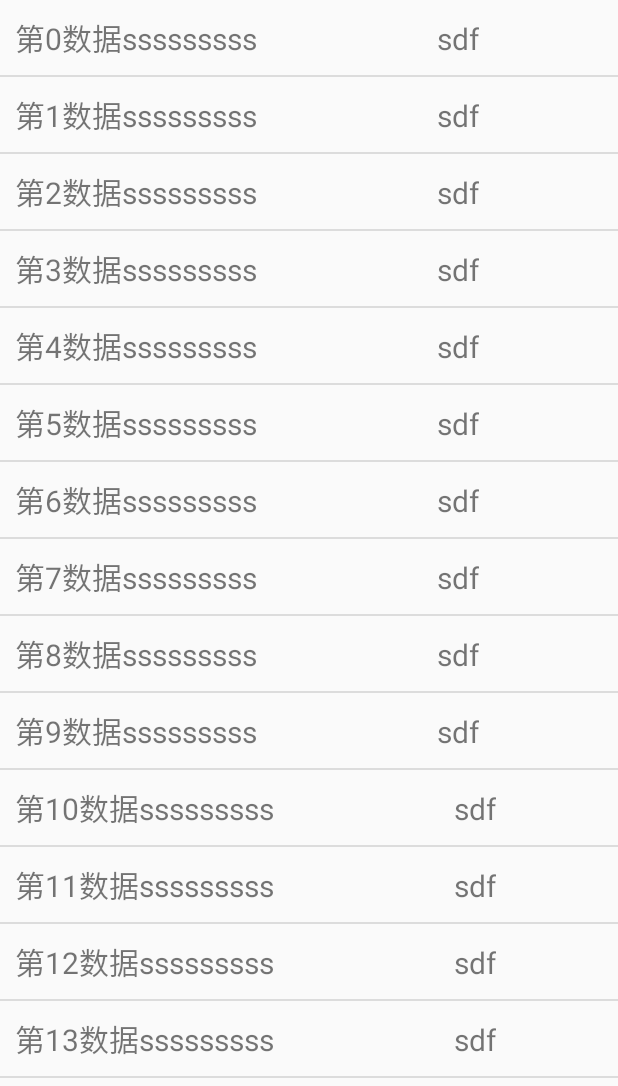
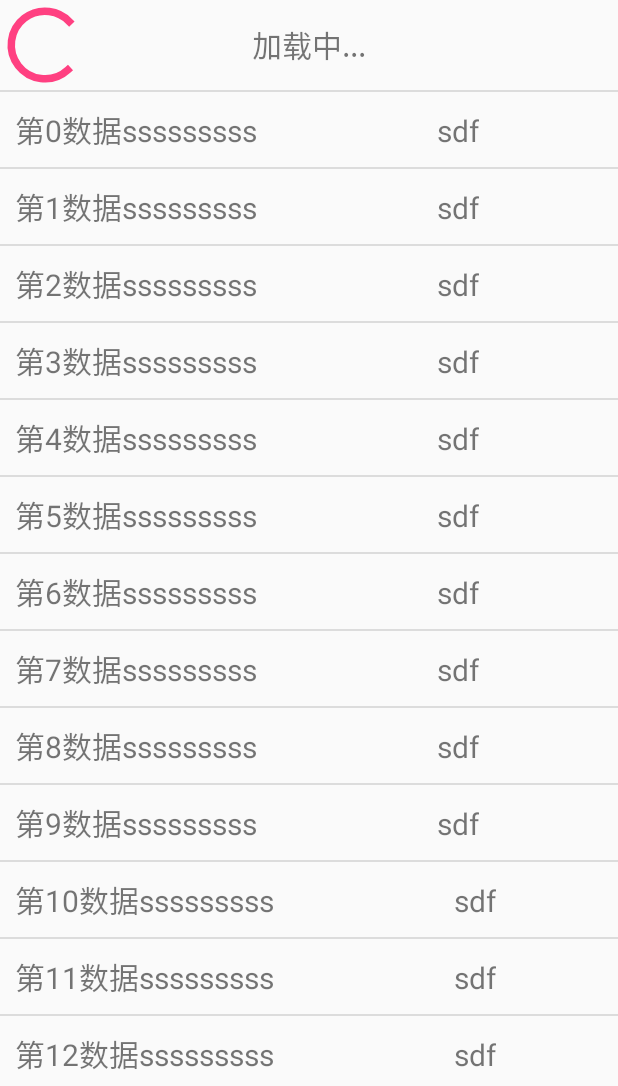
Before and after one commit to donghan0912/BaseRecyclerViewAdapter, an Android app: the screen it shows after launch (MainActivity), on a phone screen of 412 x 824 dp, the part 150-1236 px from its top. Run offline under Robolectric (Android 15) with nearby library versions, the phone set to English and light mode, and no system bars.

Commit message:
delete old itemclick

```diff
--- a/library/src/main/java/com/hpu/baserecyclerviewadapter/adapter/BaseMultiTypeAdapter.java
+++ b/library/src/main/java/com/hpu/baserecyclerviewadapter/adapter/BaseMultiTypeAdapter.java
@@ -20,6 +20,8 @@ import java.util.List;
 public class BaseMultiTypeAdapter<T extends Object> extends RecyclerView.Adapter<BaseViewHolder> {
 
     private List<BaseItem<T>> mData;
+    private List<BaseItem> mHeaders = new ArrayList<>();
+    private List<BaseItem> mFooters = new ArrayList<>();
     @LayoutRes
     private int mDisplayLayoutRes;
     private OnItemClickListener mOnItemClickListener;
@@ -45,11 +47,7 @@ public class BaseMultiTypeAdapter<T extends Object> extends RecyclerView.Adapter
             BaseItem baseItem = mData.get(i);
             if (viewType == baseItem.getItemViewType()) {
                 final BaseViewHolder viewHolder = baseItem.onCreateViewHolder(parent, viewType);
-                if (baseItem instanceof DisplayItem) {
-                    viewHolder.setClickable(false);
-                } else {
-                    viewHolder.setClickable(true);
-                }
+                if (!(baseItem instanceof DisplayItem)) {
                     if (mOnItemClickListener != null) {
                         viewHolder.itemView.setOnClickListener(new View.OnClickListener() {
                             @Override
@@ -65,6 +63,7 @@ public class BaseMultiTypeAdapter<T extends Object> extends RecyclerView.Adapter
                                 return mOnItemLongClickListener.onItemLongClick(viewHolder.itemView, viewHolder.getAdapterPosition());
                             }
                         });
+                    }
                 }
                 return viewHolder;
             }
@@ -113,6 +112,15 @@ public class BaseMultiTypeAdapter<T extends Object> extends RecyclerView.Adapter
         item.onBindView(bindView);
     }
 
+    public void addHeader(BaseItem item) {
+        // TODO 两种方式实现，考虑易用、扩展性
+        if (item == null) {
+            throw new NullPointerException("headItem can't be null");
+        }
+        mData.add(0, item);
+        notifyItemInserted(0);
+    }
+
 
     public void setOnItemClickListener(OnItemClickListener listener){
         this.mOnItemClickListener = listener;
--- a/library/src/main/java/com/hpu/baserecyclerviewadapter/holder/BaseViewHolder.java
+++ b/library/src/main/java/com/hpu/baserecyclerviewadapter/holder/BaseViewHolder.java
@@ -21,7 +21,6 @@ import android.widget.TextView;
 public class BaseViewHolder extends RecyclerView.ViewHolder {
     private View mItemView;
     private SparseArray<View> views;
-    private boolean clickable = true;
 
     public BaseViewHolder(View itemView) {
         super(itemView);
@@ -46,14 +45,6 @@ public class BaseViewHolder extends RecyclerView.ViewHolder {
             views.put(id, view);
         }
         return (T) view;
-    }
-
-    public void setClickable(boolean clickable) {
-        this.clickable = clickable;
-    }
-
-    public boolean getClickable() {
-        return clickable;
     }
 
     public BaseViewHolder setText(@IdRes int id, CharSequence text) {
@@ -116,7 +107,6 @@ public class BaseViewHolder extends RecyclerView.ViewHolder {
     public BaseViewHolder setOnClickListener(@IdRes int id, View.OnClickListener listener) {
         View view = findViewById(id);
         view.setOnClickListener(listener);
-        setClickable(false);
         return this;
     }
 
--- a/library/src/main/java/com/hpu/baserecyclerviewadapter/listener/OnItemClickListener.java
+++ /dev/null
@@ -1,12 +0,0 @@
-package com.hpu.baserecyclerviewadapter.listener;
-
-import android.view.View;
-
-/**
- * Created by lenovo on 2017/5/18.
- */
-
-public interface OnItemClickListener {
-
-    void onItemClick(View view, int position);
-}
--- a/library/src/main/java/com/hpu/baserecyclerviewadapter/listener/OnItemLongClickListener.java
+++ /dev/null
@@ -1,12 +0,0 @@
-package com.hpu.baserecyclerviewadapter.listener;
-
-import android.view.View;
-
-/**
- * Created by lenovo on 2017/5/18.
- */
-
-public interface OnItemLongClickListener {
-
-    void onItemLongClick(View view, int position);
-}
--- a/sample/src/main/java/com/hpu/baserecyclerviewadapter/sample/SingleFragment.java
+++ b/sample/src/main/java/com/hpu/baserecyclerviewadapter/sample/SingleFragment.java
@@ -11,12 +11,9 @@ import android.view.View;
 import android.view.ViewGroup;
 import android.widget.Toast;
 
+import com.hpu.baserecyclerviewadapter.adapter.BaseMultiTypeAdapter;
 import com.hpu.baserecyclerviewadapter.adapter.BaseRecyclerViewAdapter;
-import com.hpu.baserecyclerviewadapter.adapter.BaseMultiTypeAdapter;
 import com.hpu.baserecyclerviewadapter.holder.BaseViewHolder;
-import com.hpu.baserecyclerviewadapter.listener.ItemClickListener;
-import com.hpu.baserecyclerviewadapter.listener.OnItemClickListener;
-import com.hpu.baserecyclerviewadapter.listener.OnItemLongClickListener;
 import com.hpu.baserecyclerviewadapter.item.BaseItem;
 
 import java.util.ArrayList;
@@ -52,22 +49,6 @@ public class SingleFragment extends Fragment {
                         .setText(R.id.content2, getItem(position) + "sss");
             }
         };
-//        recyclerView.setAdapter(adapter);
-//        adapter.setData(list);
-
-//        recyclerView.addOnItemTouchListener(new ItemClickListener(recyclerView, new OnItemClickListener() {
-//            @Override
-//            public void onItemClick(View view, int position) {
-//                Toast.makeText(getContext(), position + "", Toast.LENGTH_SHORT).show();
-//            }
-//        }));
-//
-//        recyclerView.addOnItemTouchListener(new ItemClickListener(recyclerView, new OnItemLongClickListener() {
-//            @Override
-//            public void onItemLongClick(View view, int position) {
-//                Toast.makeText(getContext(), position + "", Toast.LENGTH_SHORT).show();
-//            }
-//        }));
 
         List<BaseItem<String>> aaa = new ArrayList();
         for (int i = 0; i < 20; i++) {
@@ -101,5 +82,16 @@ public class SingleFragment extends Fragment {
                 Toast.makeText(getContext(), position + "", Toast.LENGTH_SHORT).show();
             }
         });
+        adapter1.addHeader(new BaseItem() {
+            @Override
+            public int getLayoutResource() {
+                return R.layout.layout_loadmore;
+            }
+
+            @Override
+            public void onBindViewHolder(BaseViewHolder holder, int position) {
+
+            }
+        });
     }
 }
--- /dev/null
+++ b/sample/src/main/res/layout/layout_loadmore.xml
@@ -0,0 +1,20 @@
+<?xml version="1.0" encoding="utf-8"?>
+<RelativeLayout xmlns:android="http://schemas.android.com/apk/res/android"
+                android:layout_width="match_parent"
+                android:layout_height="wrap_content">
+
+    <ProgressBar
+        android:id="@+id/progressBar"
+        android:layout_width="60dp"
+        android:layout_height="60dp"
+        />
+
+    <TextView
+        android:id="@+id/tv_message"
+        android:layout_width="wrap_content"
+        android:layout_height="wrap_content"
+        android:layout_centerInParent="true"
+        android:text="加载中..."
+        android:textSize="20sp"/>
+
+</RelativeLayout>
```
Also changed, not shown: library/src/main/java/com/hpu/baserecyclerviewadapter/listener/ItemClickListener.java (deleted, +0 -71 lines), sample/src/main/java/com/hpu/baserecyclerviewadapter/sample/MultiFragment.java (+0 -16 lines), sample/src/main/java/com/hpu/baserecyclerviewadapter/sample/MultiTypeFragment.java (+7 -8 lines), sample/src/main/java/com/hpu/baserecyclerviewadapter/sample/multi/FirstItem.java (+11 -1 lines), sample/src/main/java/com/hpu/baserecyclerviewadapter/sample/multi/SecondItem.java (+9 -1 lines), sample/src/main/java/com/hpu/baserecyclerviewadapter/sample/multi/ThirdItem.java (+10 -1 lines), sample/src/main/res/drawable-xhdpi/meinv.jpg. Lines whose indentation alone changed are shown as unchanged.
